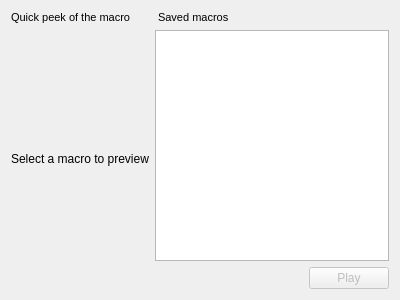
First picture: the form in android/android-emu/android/skin/qt/extended-pages/record-macro-page.ui, repository aosp-mirror/platform_external_qemu, before the edit.
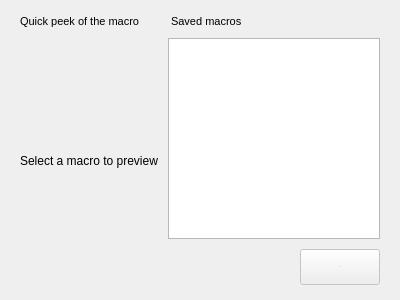
Second picture: the form after the edit. Icons and pictures are not drawn. Custom widgets are drawn as their Qt base class.

Commit message: MacroUI: Small UI tweaks - margins, buttons size and text.

What changed in the file:
```diff
--- a/android/android-emu/android/skin/qt/extended-pages/record-macro-page.ui
+++ b/android/android-emu/android/skin/qt/extended-pages/record-macro-page.ui
@@ -20,6 +20,21 @@
    <string>Form</string>
   </property>
   <layout class="QHBoxLayout" name="horizontalLayout">
+   <property name="spacing">
+    <number>10</number>
+   </property>
+   <property name="leftMargin">
+    <number>20</number>
+   </property>
+   <property name="topMargin">
+    <number>15</number>
+   </property>
+   <property name="rightMargin">
+    <number>20</number>
+   </property>
+   <property name="bottomMargin">
+    <number>15</number>
+   </property>
    <item>
     <layout class="QVBoxLayout" name="verticalLayout_2">
      <item>
@@ -138,12 +153,14 @@
        <property name="minimumSize">
         <size>
          <width>60</width>
-         <height>0</height>
+         <height>36</height>
         </size>
        </property>
        <property name="font">
         <font>
-         <pointsize>9</pointsize>
+         <pointsize>1</pointsize>
+         <weight>75</weight>
+         <bold>true</bold>
         </font>
        </property>
        <property name="accessibleDescription">
```
